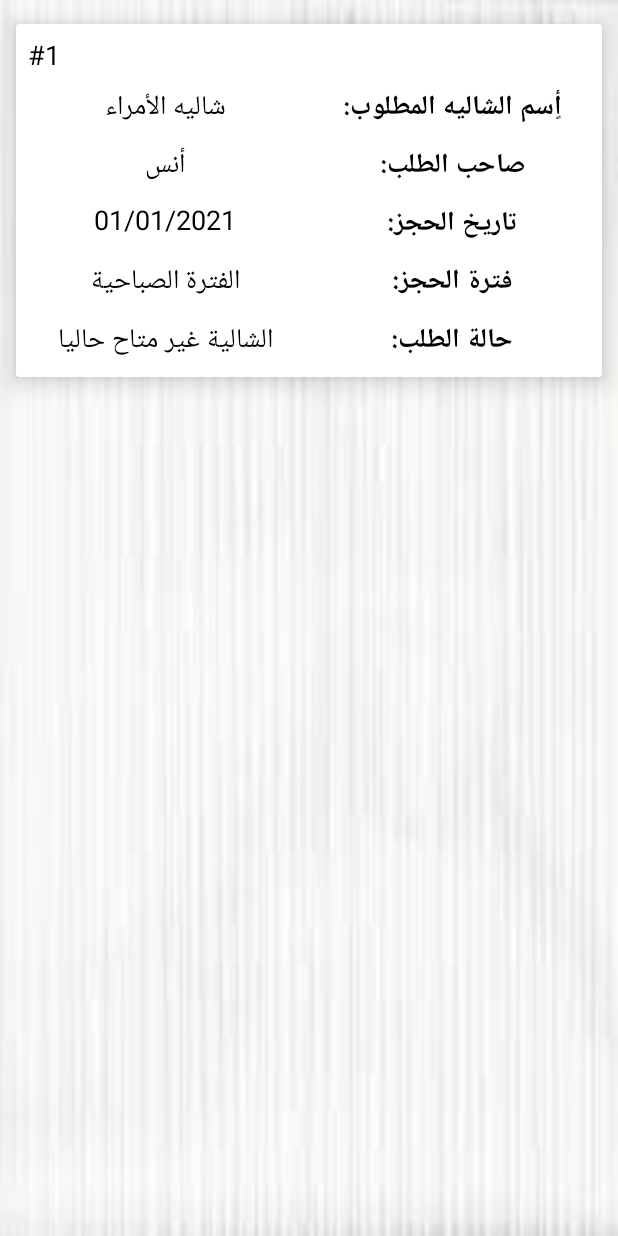
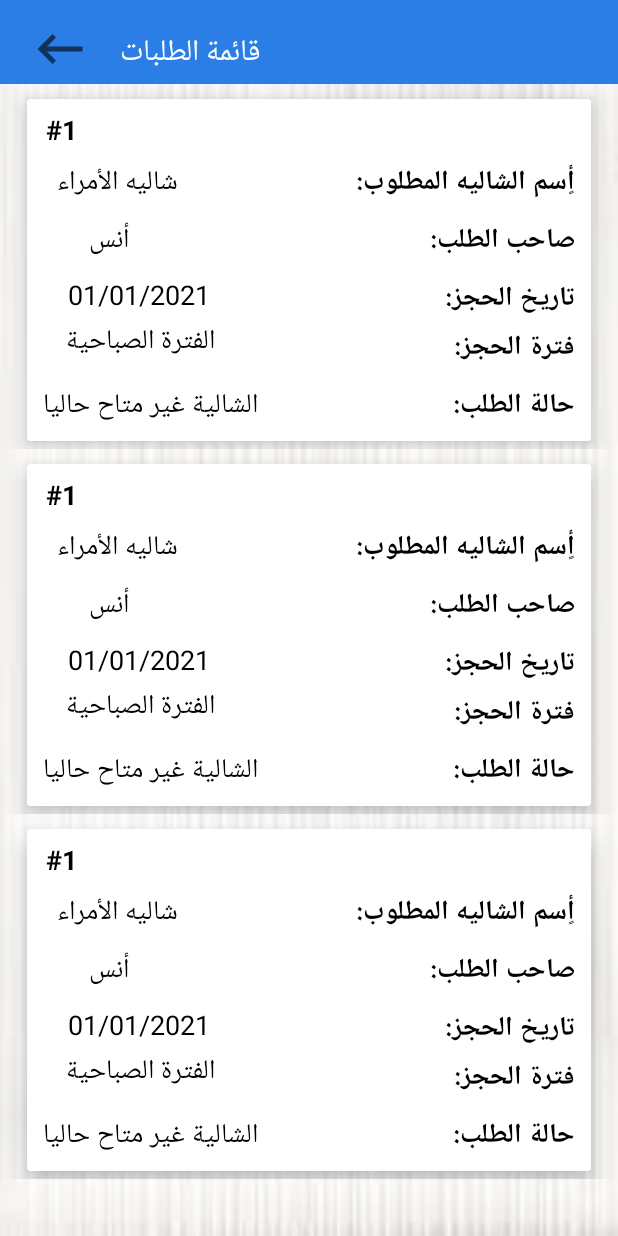
Before and after one commit to AhmedAlqershali/SweetApp, an Android app: the layout activity_order_status.xml on its own in the app's theme, with its tools: preview values and no code run, on a phone screen of 412 x 824 dp. Run offline under Robolectric (Android 15) with nearby library versions, the phone set to English and light mode, and no system bars.

Commit message:
done work....

```diff
--- a/app/src/main/AndroidManifest.xml
+++ b/app/src/main/AndroidManifest.xml
@@ -11,11 +11,6 @@
         android:theme="@style/Theme.SweetApp">
         <activity android:name=".PopUpWindowChalet"></activity>
         <activity android:name=".TenantOrderStatusActivity" />
-
-        <service
-            android:name=".Service.ListenOrderService"
-            android:enabled="true"
-            android:exported="true" />
 
         <activity android:name=".OrderStatusActivity" />
         <activity android:name=".ShowFilterActivity" />
--- a/app/src/main/java/com/example/sweetapp/Adapter/AdapterOrderStatus.java
+++ b/app/src/main/java/com/example/sweetapp/Adapter/AdapterOrderStatus.java
@@ -60,15 +60,13 @@ public class AdapterOrderStatus extends RecyclerView.Adapter<AdapterOrderStatus.
     public void onBindViewHolder(@NonNull Holder holder, int position) {
         Request A_I_C=adapterIteamChaletLists.get(position);
 
-
-        holder.txt_key.setText("#"+position);
+        int p = position + 1;
+        holder.txt_key.setText("#"+p);
         holder.tv_name_chaletRequired.setText(A_I_C.getName_chalet()+"");
         holder.txt_theNameOrder.setText(A_I_C.getName_applicant());
         holder.txt_bookingDate.setText(A_I_C.getBooking_date());
         holder.txt_bookingPeriod.setText(A_I_C.getBooking_period());
         holder.txt_status.setText(A_I_C.getStatus());
-
-
 
     }
 
--- a/app/src/main/java/com/example/sweetapp/EditChaletActivity.java
+++ b/app/src/main/java/com/example/sweetapp/EditChaletActivity.java
@@ -78,7 +78,7 @@ public class EditChaletActivity extends AppCompatActivity {
                     txt_name_Edit.setText(chaletListIteamModel.getName_Chalet());
                     txt_salary_Edit.setText(chaletListIteamModel.getPrice()+"");
                     txt_address_Edit.setText(chaletListIteamModel.getAddress());
-                    txt_numberisPhone_Edit.setText(chaletListIteamModel.getPhone()+0);
+                    txt_numberisPhone_Edit.setText(chaletListIteamModel.getPhone());
                     txt_numOfHours_Edit.setText(chaletListIteamModel.getNum_Of_Hours());
                     Picasso.get().load(chaletListIteamModel.getImage()).into(iv_Edit);
 
@@ -202,11 +202,13 @@ public class EditChaletActivity extends AppCompatActivity {
         numOfHour = txt_numOfHours_Edit.getText().toString();
         price = txt_salary_Edit.getText().toString();
 
+        int priceChalet = Integer.parseInt(price);
+
         HashMap<String, Object> ChaletMap = new HashMap<>();
         ChaletMap.put("name_Chalet", name_Chalet);
         ChaletMap.put("image", downloadImageUrl);
         ChaletMap.put("address", address);
-        ChaletMap.put("price", price);
+        ChaletMap.put("price", priceChalet);
         ChaletMap.put("phone", phone);
         ChaletMap.put("num_Of_Hours", numOfHour);
 
--- a/app/src/main/res/layout/activity_order_status.xml
+++ b/app/src/main/res/layout/activity_order_status.xml
@@ -8,6 +8,40 @@
     android:orientation="vertical"
     android:background="@drawable/background_solid"
     >
+
+    <androidx.appcompat.widget.Toolbar
+        android:layout_width="match_parent"
+        android:layout_height="?attr/actionBarSize"
+        android:background="?attr/colorPrimary"
+        app:popupTheme="@style/Theme.SweetApp.PopupOverlay"
+        >
+        <LinearLayout
+            android:layout_width="match_parent"
+            android:layout_height="wrap_content"
+            android:orientation="horizontal">
+
+            <ImageView
+
+                android:layout_width="40dp"
+                android:layout_height="40dp"
+                android:layout_marginLeft="4dp"
+                android:layout_marginTop="10dp"
+                android:src="@drawable/ic_back"
+                />
+
+            <TextView
+                android:layout_width="wrap_content"
+                android:layout_height="wrap_content"
+                android:text="قائمة الطلبات"
+                android:textColor="@color/white"
+                android:textSize="20sp"
+                android:layout_marginLeft="20sp"
+                android:layout_marginTop="16dp"
+                 />
+
+        </LinearLayout>
+
+    </androidx.appcompat.widget.Toolbar>
 
     <androidx.recyclerview.widget.RecyclerView
         android:id="@+id/rec_orderstatus"
--- a/app/src/main/res/layout/orderstatus_layout.xml
+++ b/app/src/main/res/layout/orderstatus_layout.xml
@@ -3,8 +3,9 @@
     xmlns:app="http://schemas.android.com/apk/res-auto"
     xmlns:tools="http://schemas.android.com/tools"
     android:layout_width="match_parent"
-    android:layout_height="match_parent"
+    android:layout_height="wrap_content"
     android:orientation="vertical"
+    android:gravity="center_horizontal"
     >
 
     <androidx.cardview.widget.CardView
@@ -13,26 +14,32 @@
         android:layout_height="wrap_content"
         app:cardElevation="10dp"
         app:cardBackgroundColor="@color/white"
-        app:cardPreventCornerOverlap="true"
-        app:cardUseCompatPadding="true">
+        android:layout_marginLeft="18dp"
+        android:layout_marginRight="18dp"
+        android:layout_marginTop="10dp"
+        android:layout_marginBottom="5dp">
 
 
         <LinearLayout
-            android:layout_width="match_parent"
+            android:layout_width="wrap_content"
             android:layout_height="wrap_content"
             android:orientation="vertical"
-            android:layout_margin="4dp">
+            android:layout_margin="4dp"
+            android:layout_gravity="center"
+            android:gravity="center"
+            >
 
             <TextView
                 android:id="@+id/txt_key"
                 android:layout_width="match_parent"
                 android:layout_height="wrap_content"
                 android:text="#1"
-                android:layout_weight="1"
+                android:layout_marginLeft="4dp"
+                android:layout_marginTop="4dp"
+                android:layout_marginBottom="4dp"
+                android:textColor="@color/black"
                 android:textSize="18sp"
-                android:layout_margin="4dp"
-                android:textColor="@color/black"
-                android:gravity="start"
+                android:textStyle="bold"
                 />
 
 
@@ -42,24 +49,29 @@
                 android:orientation="horizontal">
                 <TextView
                     android:id="@+id/txt_chaletRequired"
-                    android:layout_width="match_parent"
+                    android:layout_width="wrap_content"
                     android:layout_height="wrap_content"
                     android:text="شاليه الأمراء"
                     android:layout_weight="1"
                     android:textSize="18sp"
-                    android:layout_margin="4dp"
+                    android:layout_marginRight="40dp"
+                    android:layout_marginLeft="4dp"
+                    android:layout_marginTop="4dp"
+                    android:layout_marginBottom="4dp"
                     android:gravity="center"
                     android:textColor="@color/black"
                     />
 
                 <TextView
-                    android:layout_width="match_parent"
+                    android:layout_width="wrap_content"
                     android:layout_height="wrap_content"
                     android:text="أٍسم الشاليه المطلوب:"
-                    android:layout_weight="1"
                     android:textSize="18sp"
-                    android:layout_margin="4dp"
-                    android:gravity="center"
+                    android:gravity="right"
+                    android:layout_marginLeft="70dp"
+                    android:layout_marginRight="4dp"
+                    android:layout_marginTop="4dp"
+                    android:layout_marginBottom="4dp"
                     android:textColor="@color/black"
                     android:textStyle="bold"/>
             </LinearLayout>
@@ -67,26 +79,33 @@
                 android:layout_width="match_parent"
                 android:layout_height="wrap_content"
                 android:orientation="horizontal">
+
                 <TextView
                     android:id="@+id/txt_theNameOrder"
-                    android:layout_width="match_parent"
-                    android:layout_height="wrap_content"
+                    android:layout_width="60dp"
+                    android:layout_height="match_parent"
+                    android:layout_marginRight="70dp"
+                    android:layout_weight="1"
+                    android:drawablePadding="6dp"
+                    android:layout_marginLeft="4dp"
+                    android:layout_marginTop="4dp"
+                    android:layout_marginBottom="4dp"
+                    android:gravity="center"
                     android:text="أنس"
-                    android:layout_weight="1"
-                    android:textSize="18sp"
-                    android:layout_margin="4dp"
-                    android:gravity="center"
                     android:textColor="@color/black"
-                    />
+                    android:textSize="18dp" />
 
                 <TextView
-                    android:layout_width="match_parent"
+                    android:layout_width="wrap_content"
                     android:layout_height="wrap_content"
                     android:text="صاحب الطلب:"
                     android:layout_weight="1"
                     android:textSize="18sp"
-                    android:layout_margin="4dp"
-                    android:gravity="center"
+                    android:layout_marginLeft="70dp"
+                    android:layout_marginRight="4dp"
+                    android:layout_marginTop="4dp"
+                    android:layout_marginBottom="4dp"
+                    android:gravity="right"
                     android:textColor="@color/black"
                     android:textStyle="bold"/>
             </LinearLayout>
@@ -97,27 +116,33 @@
                 android:orientation="horizontal">
                 <TextView
                     android:id="@+id/txt_bookingDate"
-                    android:layout_width="match_parent"
+                    android:layout_width="wrap_content"
                     android:layout_height="wrap_content"
                     android:layout_weight="1"
                     android:textSize="18dp"
-                    android:layout_margin="4dp"
-                    android:gravity="center"
+                    android:layout_marginRight="70dp"
+                    android:layout_marginLeft="4dp"
+                    android:layout_marginTop="4dp"
+                    android:layout_marginBottom="4dp"
+                    android:gravity="right"
                     android:textColor="@color/black"
                     android:text="01/01/2021"
                     android:drawablePadding="6dp"
                     />
 
                 <TextView
-                    android:layout_width="match_parent"
-                    android:layout_height="wrap_content"
+                    android:layout_width="wrap_content"
+                    android:layout_height="match_parent"
+                    android:layout_marginLeft="70dp"
+                    android:layout_marginRight="4dp"
+                    android:layout_marginTop="4dp"
+                    android:layout_marginBottom="4dp"
+                    android:layout_weight="1"
+                    android:gravity="right"
                     android:text="تاريخ الحجز:"
-                    android:layout_weight="1"
+                    android:textColor="@color/black"
                     android:textSize="18sp"
-                    android:layout_margin="4dp"
-                    android:gravity="center"
-                    android:textColor="@color/black"
-                    android:textStyle="bold"/>
+                    android:textStyle="bold" />
             </LinearLayout>
             <LinearLayout
                 android:layout_width="match_parent"
@@ -125,24 +150,27 @@
                 android:orientation="horizontal">
                 <TextView
                     android:id="@+id/txt_bookingPeriod"
-                    android:layout_width="match_parent"
+                    android:layout_width="wrap_content"
                     android:layout_height="wrap_content"
                     android:text="الفترة الصباحية"
                     android:layout_weight="1"
                     android:textSize="18sp"
-                    android:layout_margin="4dp"
-                    android:gravity="center"
+                    android:layout_marginRight="70dp"
+                    android:gravity="right"
                     android:textColor="@color/black"
                     />
 
                 <TextView
-                    android:layout_width="match_parent"
+                    android:layout_width="wrap_content"
                     android:layout_height="wrap_content"
                     android:text="فترة الحجز:"
                     android:layout_weight="1"
                     android:textSize="18sp"
-                    android:layout_margin="4dp"
-                    android:gravity="center"
+                    android:layout_marginLeft="70dp"
+                    android:layout_marginRight="4dp"
+                    android:layout_marginTop="4dp"
+                    android:layout_marginBottom="4dp"
+                    android:gravity="right"
                     android:textColor="@color/black"
                     android:textStyle="bold"/>
             </LinearLayout>
@@ -153,23 +181,29 @@
 
                 <TextView
                     android:id="@+id/txt_status"
-                    android:layout_width="match_parent"
-                    android:layout_height="32dp"
-                    android:layout_margin="4dp"
+                    android:layout_width="wrap_content"
+                    android:layout_height="wrap_content"
+                    android:layout_marginRight="60dp"
                     android:layout_weight="1"
-                    android:gravity="center"
+                    android:gravity="right"
+                    android:layout_marginLeft="4dp"
+                    android:layout_marginTop="4dp"
+                    android:layout_marginBottom="4dp"
                     android:text="الشالية غير متاح حاليا"
                     android:textColor="@color/black"
                     android:textSize="18sp" />
 
                 <TextView
-                    android:layout_width="match_parent"
+                    android:layout_width="wrap_content"
                     android:layout_height="wrap_content"
                     android:text="حالة الطلب:"
                     android:layout_weight="1"
                     android:textSize="18sp"
-                    android:layout_margin="4dp"
-                    android:gravity="center"
+                    android:gravity="right"
+                    android:layout_marginLeft="70dp"
+                    android:layout_marginRight="4dp"
+                    android:layout_marginTop="4dp"
+                    android:layout_marginBottom="4dp"
                     android:textColor="@color/black"
                     android:textStyle="bold"/>
 
```
